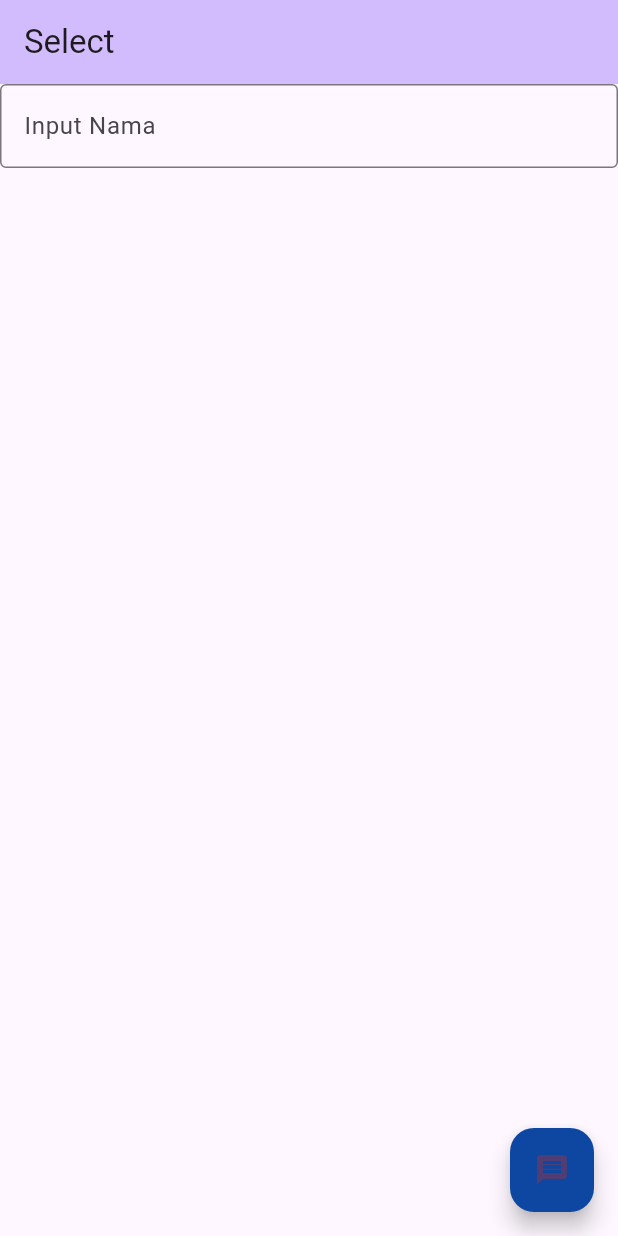
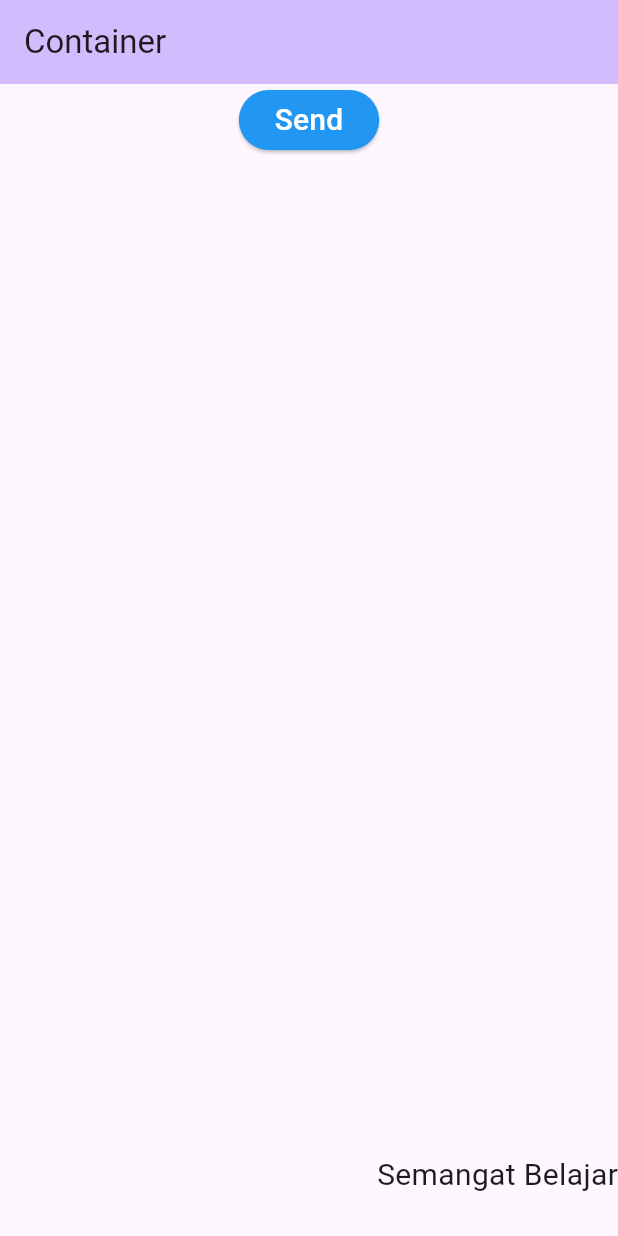
Before and after one commit to bidingurusmk/belajar_flutter_xir3, a Flutter app: the screen it shows after launch, on a phone screen of 412 x 824 dp. Run offline on Flutter 3.47's test engine with Material 2 defaults, Android fonts, the phone set to English and light mode, and no system bars.

Commit message:
container

```diff
--- /dev/null
+++ b/lib/container.dart
@@ -0,0 +1,43 @@
+import 'package:flutter/material.dart';
+
+class ContainerWidget extends StatelessWidget {
+  const ContainerWidget({super.key});
+
+  @override
+  Widget build(BuildContext context) {
+    return Scaffold(
+      appBar: AppBar(
+        backgroundColor: Theme.of(context).colorScheme.inversePrimary,
+        title: Text("Container"),
+      ),
+      body: Column(
+        children: [
+          Container(
+            child: ElevatedButton(
+              onPressed: () {},
+              style: ElevatedButton.styleFrom(
+                backgroundColor: Colors.blue,
+                foregroundColor: Colors.white,
+              ),
+              child: Text(
+                "Send",
+                style: TextStyle(
+                  fontSize: 20,
+                ),
+              ),
+            ),
+          ),
+          Container(
+              height: MediaQuery.of(context).size.height - 130,
+              alignment: Alignment.bottomRight,
+              child: Text(
+                'Semangat Belajar',
+                style: TextStyle(
+                  fontSize: 20,
+                ),
+              )),
+        ],
+      ),
+    );
+  }
+}
--- a/lib/main.dart
+++ b/lib/main.dart
@@ -1,8 +1,10 @@
 import 'package:flutter/material.dart';
 import 'package:flutter_dasar_xir3/TextWidget.dart';
+import 'package:flutter_dasar_xir3/container.dart';
 import 'package:flutter_dasar_xir3/dialog.dart';
 import 'package:flutter_dasar_xir3/gambar.dart';
 import 'package:flutter_dasar_xir3/selection.dart';
+import 'package:flutter_dasar_xir3/tanggal.dart';
 
 void main() {
   runApp(const MyApp());
@@ -20,7 +22,7 @@ class MyApp extends StatelessWidget {
         colorScheme: ColorScheme.fromSeed(seedColor: Colors.deepPurple),
         useMaterial3: true,
       ),
-      home: SelectWidget(),
+      home: ContainerWidget(),
     );
   }
 }
```
Also changed, not shown: lib/tanggal.dart (added, +57 -0 lines).
